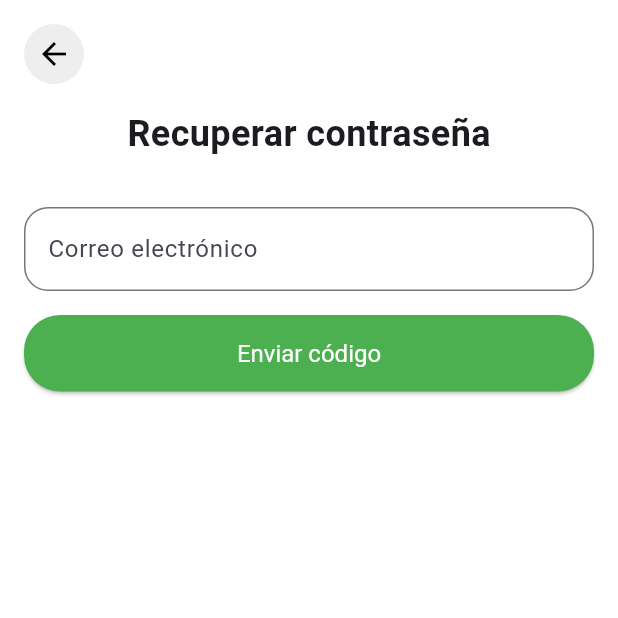
After one commit to droperdev/limpia_ya, a Flutter app: the ForgotPasswordPage screen opened by its route, on a phone screen of 412 x 824 dp, the top half of it. The commit adds this screen. Run offline on Flutter 3.47's test engine with Material 3 defaults, Android fonts, the phone set to English and light mode, and no system bars; our stand-ins replace flutter_bloc, font_awesome_flutter, get_it, shared_preferences; accounts and stored records are empty.

Commit message:
Add Forgot Password page and navigation to it from Login and Register pages

```diff
--- /dev/null
+++ b/lib/features/auth/presentation/forgot_password_page.dart
@@ -0,0 +1,58 @@
+import 'package:flutter/material.dart';
+import 'package:limpio_ya/shared/widgets/form_field.dart';
+
+class ForgotPasswordPage extends StatelessWidget {
+  const ForgotPasswordPage({super.key});
+
+  @override
+  Widget build(BuildContext context) {
+    return Scaffold(
+      body: SafeArea(
+        child: SingleChildScrollView(
+          padding: const EdgeInsets.all(16),
+          child: Center(
+            child: Column(
+              mainAxisAlignment: MainAxisAlignment.center,
+              spacing: 16,
+              children: [
+                Align(
+                  alignment: Alignment.topLeft,
+                  child: InkWell(
+                    onTap: () => Navigator.pop(context),
+                    borderRadius: BorderRadius.circular(25),
+                    child: Container(
+                      height: 40,
+                      width: 40,
+                      decoration: BoxDecoration(
+                        color: Colors.grey.shade200,
+                        shape: BoxShape.circle,
+                      ),
+                      child: const Icon(Icons.arrow_back, color: Colors.black),
+                    ),
+                  ),
+                ),
+                Text(
+                  'Recuperar contraseña',
+                  style: TextStyle(fontSize: 24, fontWeight: FontWeight.bold),
+                ),
+                SizedBox(),
+                CustomFormField(
+                  label: 'Correo electrónico',
+                  controller: TextEditingController(),
+                ),
+
+                SizedBox(
+                  width: double.infinity,
+                  child: ElevatedButton(
+                    onPressed: () {},
+                    child: Text('Enviar código'),
+                  ),
+                ),
+              ],
+            ),
+          ),
+        ),
+      ),
+    );
+  }
+}
--- a/lib/features/auth/presentation/login_page.dart
+++ b/lib/features/auth/presentation/login_page.dart
@@ -19,8 +19,6 @@ class LoginPage extends StatelessWidget {
               children: [
                 Align(
                   alignment: Alignment.topLeft,
-                  child: Padding(
-                    padding: const EdgeInsets.only(top: 12, left: 8),
                   child: InkWell(
                     onTap: () => Navigator.pop(context),
                     borderRadius: BorderRadius.circular(25),
@@ -31,11 +29,7 @@ class LoginPage extends StatelessWidget {
                         color: Colors.grey.shade200,
                         shape: BoxShape.circle,
                       ),
-                        child: const Icon(
-                          Icons.arrow_back,
-                          color: Colors.black,
-                        ),
-                      ),
+                      child: const Icon(Icons.arrow_back, color: Colors.black),
                     ),
                   ),
                 ),
@@ -65,7 +59,9 @@ class LoginPage extends StatelessWidget {
                     const Text("Recuerdame"),
                     const Spacer(),
                     TextButton(
-                      onPressed: () {},
+                      onPressed: () {
+                        Navigator.pushNamed(context, "/auth/forgot-password");
+                      },
                       child: const Text(
                         "Olvidé mi contraseña",
                         style: TextStyle(color: Colors.green),
--- a/lib/features/auth/presentation/register_page.dart
+++ b/lib/features/auth/presentation/register_page.dart
@@ -14,13 +14,10 @@ class RegisterPage extends StatelessWidget {
           padding: const EdgeInsets.all(16),
           child: Column(
             crossAxisAlignment: CrossAxisAlignment.center,
-            mainAxisAlignment: MainAxisAlignment.center,
             spacing: 16,
             children: [
               Align(
                 alignment: Alignment.topLeft,
-                child: Padding(
-                  padding: const EdgeInsets.only(top: 12, left: 8),
                 child: InkWell(
                   onTap: () => Navigator.pop(context),
                   borderRadius: BorderRadius.circular(25),
@@ -35,12 +32,10 @@ class RegisterPage extends StatelessWidget {
                   ),
                 ),
               ),
-              ),
               Text(
                 'Regístrate',
                 style: TextStyle(fontSize: 24, fontWeight: FontWeight.bold),
               ),
-              SizedBox(),
               CustomFormField(
                 label: 'Correo electrónico',
                 controller: TextEditingController(),
--- a/lib/main.dart
+++ b/lib/main.dart
@@ -3,6 +3,7 @@ import 'package:flutter_bloc/flutter_bloc.dart';
 import 'package:limpio_ya/core/injection/injection.dart';
 import 'package:limpio_ya/core/theme/app_theme.dart';
 import 'package:limpio_ya/core/theme/theme_cubit.dart';
+import 'package:limpio_ya/features/auth/presentation/forgot_password_page.dart';
 import 'package:limpio_ya/features/auth/presentation/login_page.dart';
 import 'package:limpio_ya/features/auth/presentation/register_page.dart';
 import 'package:limpio_ya/features/onboarding/onboarding_page.dart';
@@ -30,6 +31,7 @@ class MyApp extends StatelessWidget {
             '/onboarding': (context) => const OnboardingPage(),
             '/auth/login': (context) => const LoginPage(),
             '/auth/register': (context) => const RegisterPage(),
+            '/auth/forgot-password': (context) => const ForgotPasswordPage(),
           },
           home: SplashPage(),
         ),
```
Lines whose indentation alone changed are shown as unchanged.
